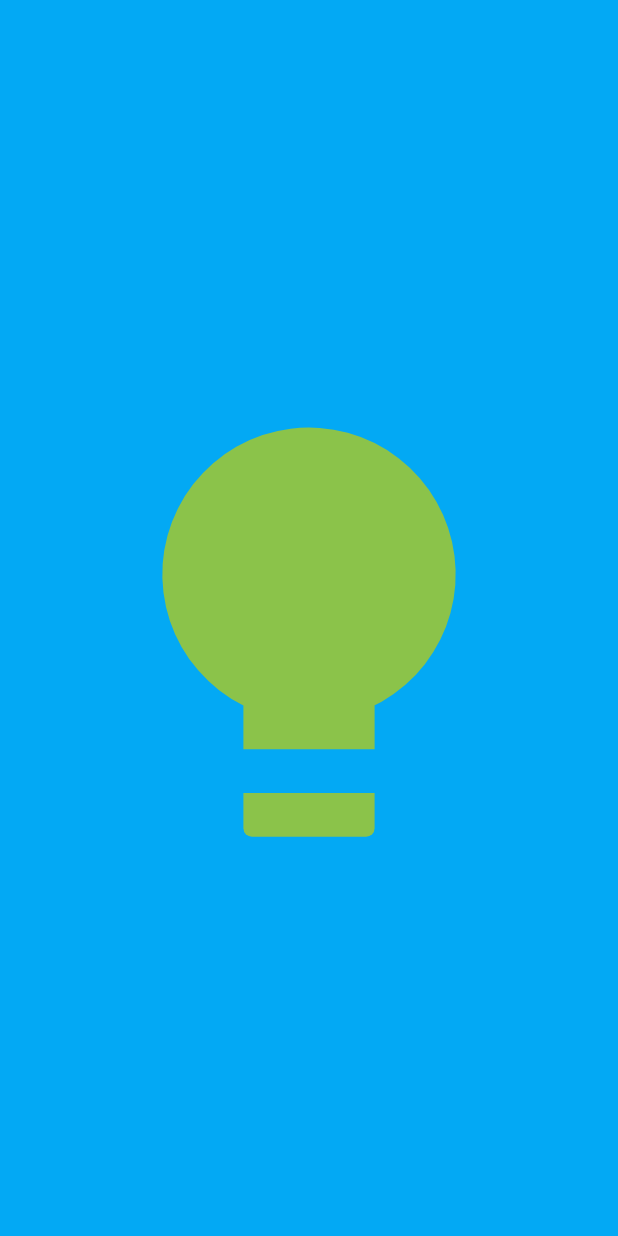
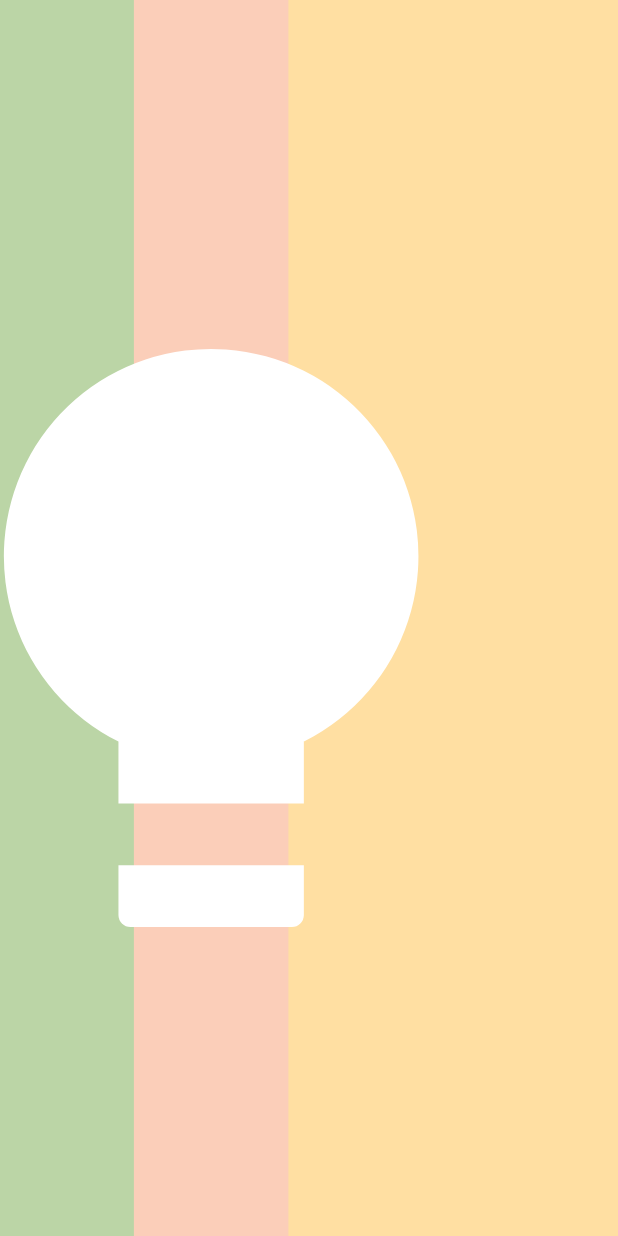
Before and after one commit to 15eb1137/malibu_orange, a Flutter app: the BrightnessView screen opened by its route, on a phone screen of 412 x 824 dp. Run offline on Flutter 3.47's test engine with Material 2 defaults, Android fonts, the phone set to English and light mode, and no system bars; our stand-ins replace firebase_core, flutter_riverpod, freezed_annotation, go_router, shared_preferences; missing offline and left inert: environment_sensors; accounts and stored records are empty.

Commit message:
transitionの追加

```diff
--- a/flutter/lib/app.dart
+++ b/flutter/lib/app.dart
@@ -54,7 +54,7 @@ class AppModelStateNotifier extends StateNotifier<AppModelState> {
                 GoRoute(
                     path: '/brightness',
                     pageBuilder: (context, state) {
-                      const duration = Duration(seconds: 4);
+                      const duration = Duration(seconds: 3);
                       return CustomTransitionPage(
                           transitionDuration: duration,
                           child: const BrightnessView(),
--- a/flutter/lib/components/transition.dart
+++ b/flutter/lib/components/transition.dart
@@ -18,35 +18,32 @@ class Transition extends StatefulWidget {
 
 class _TransitionState extends State<Transition> with TickerProviderStateMixin {
   late final AnimationController _controller;
-  ScaleTransition createScaleTransition(Widget child,
-          {required double before,
-          required double length,
-          required double after,
-          double multiplier = 8.0}) =>
-      ScaleTransition(
-          scale: _controller.drive(TweenSequence([
-            TweenSequenceItem(tween: ConstantTween(0.0), weight: before),
-            TweenSequenceItem(
-                tween: Tween(begin: 0.0, end: multiplier)
-                    .chain(CurveTween(curve: Curves.easeInCubic)),
-                weight: length),
-            TweenSequenceItem(tween: ConstantTween(multiplier), weight: after),
-          ])),
-          child: child);
-  FadeTransition createFadeTransition(Widget child,
-          {required double before,
-          required double length,
-          required double after}) =>
-      FadeTransition(
-          opacity: _controller.drive(TweenSequence([
-            TweenSequenceItem(tween: ConstantTween(0.0), weight: before),
-            TweenSequenceItem(
-                tween: Tween(begin: 0.0, end: 1.0)
-                    .chain(CurveTween(curve: Curves.easeInCubic)),
-                weight: length),
-            TweenSequenceItem(tween: ConstantTween(1.0), weight: after),
-          ])),
-          child: child);
+  SlideTransition createSlideTransition(Widget child,
+      {Offset start = const Offset(0, 0),
+      required double before,
+      required double length,
+      required double after,
+      Offset end = const Offset(0, 0)}) {
+    final List<TweenSequenceItem<Offset>> beforeSequence = before == 0.0
+        ? []
+        : [TweenSequenceItem(tween: ConstantTween(start), weight: before)];
+    final List<TweenSequenceItem<Offset>> mainSequence = [
+      TweenSequenceItem(
+          tween: Tween(begin: start, end: end)
+              .chain(CurveTween(curve: Curves.linear)),
+          weight: length)
+    ];
+    final List<TweenSequenceItem<Offset>> afterSequence = after == 0.0
+        ? []
+        : [TweenSequenceItem(tween: ConstantTween(end), weight: after)];
+    final List<TweenSequenceItem<Offset>> sequence = [
+      ...beforeSequence,
+      ...mainSequence,
+      ...afterSequence
+    ];
+    return SlideTransition(
+        position: _controller.drive(TweenSequence(sequence)), child: child);
+  }
 
   @override
   void initState() {
@@ -66,44 +63,44 @@ class _TransitionState extends State<Transition> with TickerProviderStateMixin {
   @override
   Widget build(BuildContext context) {
     return Stack(children: [
-      createScaleTransition(const TransitonShape(color: Colors.lightBlue),
-          before: 6.0, length: 1.5, after: 8.5),
-      createScaleTransition(const TransitonShape(color: Colors.lightGreen),
-          before: 7.0, length: 1.5, after: 7.5),
-      createScaleTransition(const TransitonShape(color: Colors.yellow),
-          before: 8.0, length: 1.5, after: 6.5),
-      widget.animation.value * 16.0 < 11.5
-          ? createScaleTransition(
-              ClipPath(clipper: TransitionClipper(), child: widget.child),
-              before: 11.0,
-              length: 0.5,
-              after: 4.5,
-              multiplier: 1.0)
-          : widget.child
+      createSlideTransition(widget.child,
+          start: const Offset(1, 0),
+          before: 4.0,
+          length: 8.0,
+          after: 4.0,
+          end: const Offset(0, 0)),
+      createSlideTransition(Container(color: const Color(0xffbbd5a6)),
+          start: const Offset(1, 0),
+          before: 4.0,
+          length: 8.0,
+          after: 4.0,
+          end: const Offset(-1, 0)),
+      createSlideTransition(Container(color: const Color(0xffbbd5a6)),
+          start: const Offset(1, 0),
+          before: 6.0,
+          length: 8.0,
+          after: 2.0,
+          end: const Offset(-1, 0)),
+      createSlideTransition(Container(color: const Color(0xfffbceb9)),
+          start: const Offset(1, 0),
+          before: 7.0,
+          length: 8.0,
+          after: 1.0,
+          end: const Offset(-1, 0)),
+      createSlideTransition(Container(color: const Color(0xffffdfa2)),
+          start: const Offset(1, 0),
+          before: 8.0,
+          length: 8.0,
+          after: 0.0,
+          end: const Offset(-1, 0)),
+      createSlideTransition(const TransitonShape(color: Colors.white),
+          start: const Offset(1, 0),
+          before: 5.5,
+          length: 8.0,
+          after: 2.5,
+          end: const Offset(-1, 0))
     ]);
   }
-}
-
-class TransitionClipper extends CustomClipper<Path> {
-  @override
-  Path getClip(Size size) => Path()
-    ..moveTo(size.width * 0.3, size.height * 0.65)
-    ..arcToPoint(Offset(size.width * 0.7, size.height * 0.25),
-        radius: const Radius.circular(0.1))
-    ..arcToPoint(Offset(size.width * 0.3, size.height * 0.65),
-        radius: const Radius.circular(0.1))
-    ..lineTo(size.width * 0.7, size.height * 0.65)
-    ..lineTo(size.width * 0.7, size.height * 0.7)
-    ..lineTo(size.width * 0.3, size.height * 0.7)
-    ..lineTo(size.width * 0.3, size.height * 0.65)
-    ..moveTo(size.width * 0.3, size.height * 0.75)
-    ..addRRect(RRect.fromLTRBAndCorners(size.width * 0.3, size.height * 0.75,
-        size.width * 0.7, size.height * 0.8,
-        bottomLeft: const Radius.circular(8),
-        bottomRight: const Radius.circular(8)));
-
-  @override
-  bool shouldReclip(CustomClipper<Path> oldClipper) => false;
 }
 
 class TransitonShape extends StatelessWidget {
```
Also changed, not shown: 1 other file.
